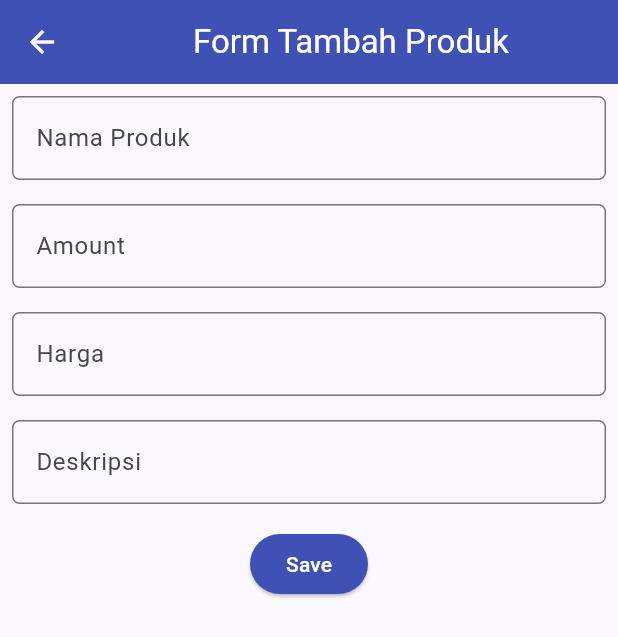
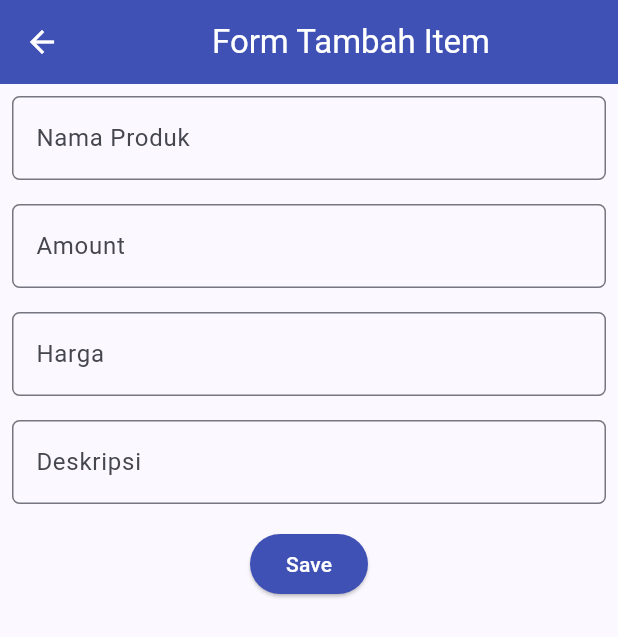
Before and after one commit to henrysoed/investment-mobile, a Flutter app: the ShopFormPage screen opened directly, on a phone screen of 412 x 824 dp. Shown: the top 637 px of the screen. Run offline on Flutter 3.47's test engine with Material 2 defaults, Android fonts, the phone set to English and light mode, and no system bars.

Commit message:
Update 1 Tugas 8

```diff
--- a/lib/screens/shoplist_form.dart
+++ b/lib/screens/shoplist_form.dart
@@ -21,7 +21,7 @@ class _ShopFormPageState extends State<ShopFormPage> {
       appBar: AppBar(
         title: const Center(
           child: Text(
-            'Form Tambah Produk',
+            'Form Tambah Item',
           ),
         ),
         backgroundColor: Colors.indigo,
--- a/lib/widgets/left_drawer.dart
+++ b/lib/widgets/left_drawer.dart
@@ -32,8 +32,8 @@ class LeftDrawer extends StatelessWidget {
                   // TODO: Tambahkan gaya teks dengan center alignment, font ukuran 15, warna putih, dan weight biasa
                   textAlign: TextAlign.center,
                   style: TextStyle(
-                    fontSize: 30,
-                    fontWeight: FontWeight.bold,
+                    fontSize: 15,
+                    fontWeight: FontWeight.normal,
                     color: Colors.white,
                   ),
                 ),
@@ -55,7 +55,7 @@ class LeftDrawer extends StatelessWidget {
           ),
           ListTile(
             leading: const Icon(Icons.add_shopping_cart),
-            title: const Text('Tambah Produk'),
+            title: const Text('Tambah Item'),
             // Bagian redirection ke ShopFormPage
             onTap: () {
               /*
--- a/lib/widgets/shop_card.dart
+++ b/lib/widgets/shop_card.dart
@@ -27,7 +27,7 @@ class ShopCard extends StatelessWidget {
             ..showSnackBar(SnackBar(
                 content: Text("Kamu telah menekan tombol ${item.name}!")));
         // Navigate ke route yang sesuai (tergantung jenis tombol)
-        if (item.name == "Tambah Produk") {
+        if (item.name == "Tambah Item") {
           // TODO: Gunakan Navigator.push untuk melakukan navigasi ke MaterialPageRoute yang mencakup ShopFormPage.
           Navigator.push(context,
             MaterialPageRoute(builder: (context) => const ShopFormPage()));
```
